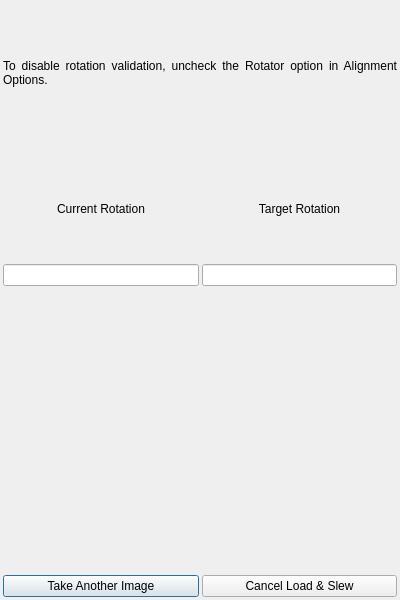
This is kstars/ekos/align/manualrotator.ui in KDE/kstars as Qt 5 draws it before an edit. The edited form follows.
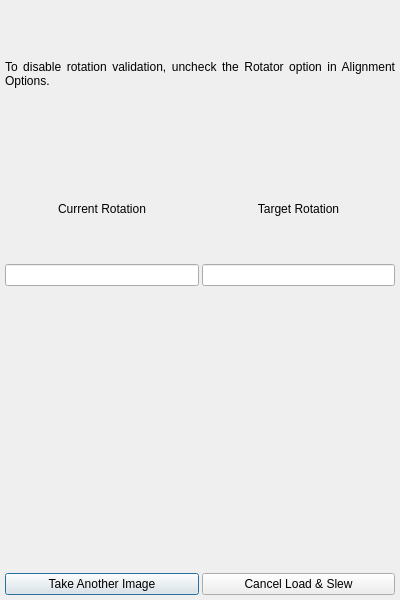
This is the edited form.

```diff
--- a/kstars/ekos/align/manualrotator.ui
+++ b/kstars/ekos/align/manualrotator.ui
@@ -18,16 +18,16 @@
                 <number>3</number>
             </property>
             <property name="leftMargin">
-                <number>3</number>
+    <number>5</number>
             </property>
             <property name="topMargin">
-                <number>3</number>
+    <number>5</number>
             </property>
             <property name="rightMargin">
-                <number>3</number>
+    <number>5</number>
             </property>
             <property name="bottomMargin">
-                <number>3</number>
+    <number>5</number>
             </property>
             <item>
                 <widget class="QLabel" name="help">
@@ -52,44 +52,44 @@
                     </property>
                     <item>
                         <layout class="QGridLayout" name="gridLayout">
-                            <item row="0" column="0" colspan="1">
+       <item row="0" column="0">
                                 <widget class="QLabel" name="currentRotationL">
                                     <property name="text">
                                         <string>Current Rotation</string>
                                     </property>
                                     <property name="alignment">
-                                        <set>Qt::AlignHCenter|Qt::AlignVCenter</set>
+          <set>Qt::AlignCenter</set>
                                     </property>
                                 </widget>
                             </item>
-                            <item row="1" column="0" colspan="1">
+       <item row="1" column="0">
                                 <widget class="QLineEdit" name="currentRotation">
+         <property name="alignment">
+          <set>Qt::AlignCenter</set>
+         </property>
                                     <property name="readOnly">
                                         <bool>true</bool>
                                     </property>
-                                    <property name="alignment">
-                                        <set>Qt::AlignHCenter|Qt::AlignVCenter</set>
-                                    </property>
-                                </widget>
-                            </item>
-                            <item row="0" column="1" colspan="1">
+        </widget>
+       </item>
+       <item row="0" column="1">
                                 <widget class="QLabel" name="targetRotationL">
                                     <property name="text">
                                         <string>Target Rotation</string>
                                     </property>
                                     <property name="alignment">
-                                        <set>Qt::AlignHCenter|Qt::AlignVCenter</set>
+          <set>Qt::AlignCenter</set>
                                     </property>
                                 </widget>
                             </item>
-                            <item row="1" column="1" colspan="1">
+       <item row="1" column="1">
                                 <widget class="QLineEdit" name="targetRotation">
+         <property name="alignment">
+          <set>Qt::AlignCenter</set>
+         </property>
                                     <property name="readOnly">
                                         <bool>true</bool>
                                     </property>
-                                    <property name="alignment">
-                                        <set>Qt::AlignHCenter|Qt::AlignVCenter</set>
-                                    </property>
                                 </widget>
                             </item>
                         </layout>
@@ -99,29 +99,22 @@
             <item>
                 <widget class="QLabel" name="icon">
                     <property name="alignment">
-                        <set>Qt::AlignHCenter|Qt::AlignVCenter</set>
-                    </property>
-                    <property name="geometry">
-                        <rect>
-                            <x>0</x>
-                            <y>0</y>
-                            <width>350</width>
-                            <height>350</height>
-                        </rect>
+      <set>Qt::AlignCenter</set>
                     </property>
                 </widget>
             </item>
             <item>
-                <widget class="QLabel" name="diff">
-                    <property name="alignment">
-                        <set>Qt::AlignHCenter|Qt::AlignVCenter</set>
-                    </property>
+    <widget class="QLabel" name="diffLabel">
                     <property name="font">
                         <font>
                             <pointsize>64</pointsize>
+       <weight>75</weight>
                             <bold>true</bold>
                         </font>
                     </property>
+     <property name="alignment">
+      <set>Qt::AlignCenter</set>
+     </property>
                 </widget>
             </item>
             <item>
```
Left out of the diff: 6 changed lines with no effect on the pictures. Lines whose indentation alone changed are shown as unchanged.
